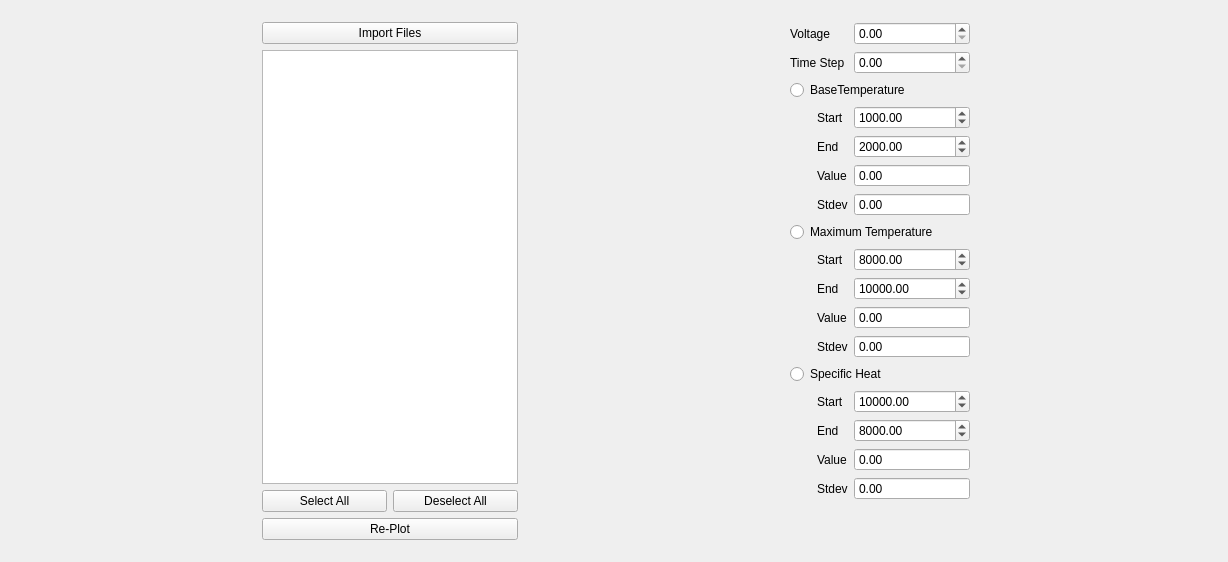
This is lowtempcal/mainwindow.ui in PatrickChin/Lab-Fast as Qt 5 draws it before an edit. The edited form follows.
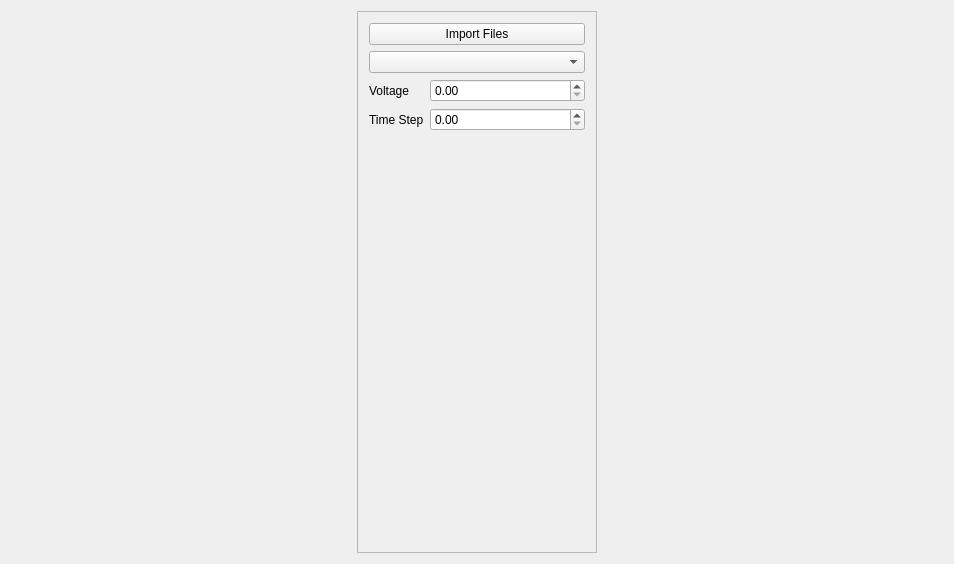
This is the edited form.

Commit message: add working span selectorkj

```diff
--- a/lowtempcal/mainwindow.ui
+++ b/lowtempcal/mainwindow.ui
@@ -6,12 +6,12 @@
    <rect>
     <x>0</x>
     <y>0</y>
-    <width>1228</width>
-    <height>562</height>
+    <width>954</width>
+    <height>564</height>
    </rect>
   </property>
   <property name="sizePolicy">
-   <sizepolicy hsizetype="Minimum" vsizetype="Minimum">
+   <sizepolicy hsizetype="Preferred" vsizetype="Minimum">
     <horstretch>0</horstretch>
     <verstretch>0</verstretch>
    </sizepolicy>
@@ -40,397 +40,89 @@
    </property>
    <layout class="QHBoxLayout" name="horizontalLayout_2">
     <item>
-     <widget class="QWidget" name="file_widget" native="true">
+     <widget class="QScrollArea" name="value_area">
       <property name="sizePolicy">
-       <sizepolicy hsizetype="Maximum" vsizetype="Preferred">
+       <sizepolicy hsizetype="Minimum" vsizetype="Expanding">
         <horstretch>0</horstretch>
         <verstretch>0</verstretch>
        </sizepolicy>
       </property>
       <property name="minimumSize">
        <size>
-        <width>150</width>
+        <width>200</width>
         <height>0</height>
        </size>
       </property>
       <property name="maximumSize">
        <size>
-        <width>16777215</width>
+        <width>240</width>
         <height>16777215</height>
        </size>
       </property>
-      <layout class="QGridLayout" name="gridLayout">
-       <item row="2" column="1">
-        <widget class="QPushButton" name="button_deselect_all">
-         <property name="text">
-          <string>Deselect All</string>
-         </property>
-        </widget>
-       </item>
-       <item row="2" column="0">
-        <widget class="QPushButton" name="button_select_all">
-         <property name="text">
-          <string>Select All</string>
-         </property>
-        </widget>
-       </item>
-       <item row="0" column="0" colspan="2">
-        <widget class="QPushButton" name="file_import_button">
-         <property name="sizePolicy">
-          <sizepolicy hsizetype="Preferred" vsizetype="Preferred">
-           <horstretch>0</horstretch>
-           <verstretch>0</verstretch>
-          </sizepolicy>
-         </property>
-         <property name="text">
-          <string>Import Files</string>
-         </property>
-        </widget>
-       </item>
-       <item row="5" column="0" colspan="2">
-        <widget class="QPushButton" name="button_replot">
-         <property name="text">
-          <string>Re-Plot</string>
-         </property>
-        </widget>
-       </item>
-       <item row="1" column="0" colspan="2">
-        <widget class="QListWidget" name="file_list">
-         <property name="sizePolicy">
-          <sizepolicy hsizetype="Preferred" vsizetype="Expanding">
-           <horstretch>0</horstretch>
-           <verstretch>0</verstretch>
-          </sizepolicy>
-         </property>
-         <property name="editTriggers">
-          <set>QAbstractItemView::NoEditTriggers</set>
-         </property>
-         <property name="selectionMode">
-          <enum>QAbstractItemView::SingleSelection</enum>
-         </property>
-        </widget>
-       </item>
-      </layout>
-     </widget>
-    </item>
-    <item>
-     <widget class="QWidget" name="value_widget" native="true">
-      <property name="sizePolicy">
-       <sizepolicy hsizetype="Maximum" vsizetype="Preferred">
-        <horstretch>0</horstretch>
-        <verstretch>0</verstretch>
-       </sizepolicy>
+      <property name="horizontalScrollBarPolicy">
+       <enum>Qt::ScrollBarAlwaysOff</enum>
       </property>
-      <property name="minimumSize">
-       <size>
-        <width>200</width>
-        <height>440</height>
-       </size>
+      <property name="widgetResizable">
+       <bool>true</bool>
       </property>
-      <layout class="QFormLayout" name="formLayout">
-       <property name="leftMargin">
-        <number>15</number>
+      <widget class="QWidget" name="value_widget">
+       <property name="geometry">
+        <rect>
+         <x>0</x>
+         <y>0</y>
+         <width>238</width>
+         <height>544</height>
+        </rect>
        </property>
-       <property name="rightMargin">
-        <number>5</number>
-       </property>
-       <item row="5" column="0" colspan="2">
-        <widget class="QRadioButton" name="tbase_radio">
-         <property name="text">
-          <string>BaseTemperature</string>
-         </property>
-        </widget>
-       </item>
-       <item row="6" column="0">
-        <widget class="QLabel" name="label_tbase_start">
-         <property name="text">
-          <string>Start</string>
-         </property>
-         <property name="alignment">
-          <set>Qt::AlignLeading|Qt::AlignLeft|Qt::AlignVCenter</set>
-         </property>
-         <property name="margin">
-          <number>0</number>
-         </property>
-         <property name="indent">
-          <number>27</number>
-         </property>
-        </widget>
-       </item>
-       <item row="6" column="1">
-        <widget class="QDoubleSpinBox" name="tbase_start">
-         <property name="maximum">
-          <double>50000.000000000000000</double>
-         </property>
-         <property name="value">
-          <double>1000.000000000000000</double>
-         </property>
-        </widget>
-       </item>
-       <item row="7" column="0">
-        <widget class="QLabel" name="label_tbase_end">
-         <property name="text">
-          <string>End</string>
-         </property>
-         <property name="indent">
-          <number>27</number>
-         </property>
-        </widget>
-       </item>
-       <item row="7" column="1">
-        <widget class="QDoubleSpinBox" name="tbase_end">
-         <property name="buttonSymbols">
-          <enum>QAbstractSpinBox::UpDownArrows</enum>
-         </property>
-         <property name="maximum">
-          <double>50000.000000000000000</double>
-         </property>
-         <property name="value">
-          <double>2000.000000000000000</double>
-         </property>
-        </widget>
-       </item>
-       <item row="8" column="0">
-        <widget class="QLabel" name="label_tbase_value">
-         <property name="text">
-          <string>Value</string>
-         </property>
-         <property name="indent">
-          <number>27</number>
-         </property>
-        </widget>
-       </item>
-       <item row="8" column="1">
-        <widget class="QDoubleSpinBox" name="tbase_value">
-         <property name="readOnly">
-          <bool>true</bool>
-         </property>
-         <property name="buttonSymbols">
-          <enum>QAbstractSpinBox::NoButtons</enum>
-         </property>
-        </widget>
-       </item>
-       <item row="9" column="0">
-        <widget class="QLabel" name="label_tbase_std">
-         <property name="text">
-          <string>Stdev</string>
-         </property>
-         <property name="indent">
-          <number>27</number>
-         </property>
-        </widget>
-       </item>
-       <item row="9" column="1">
-        <widget class="QDoubleSpinBox" name="tbase_std">
-         <property name="readOnly">
-          <bool>true</bool>
-         </property>
-         <property name="buttonSymbols">
-          <enum>QAbstractSpinBox::NoButtons</enum>
-         </property>
-        </widget>
-       </item>
-       <item row="10" column="0" colspan="2">
-        <widget class="QRadioButton" name="tmax_radio">
-         <property name="text">
-          <string>Maximum Temperature</string>
-         </property>
-        </widget>
-       </item>
-       <item row="11" column="0">
-        <widget class="QLabel" name="label_tmax_start">
-         <property name="text">
-          <string>Start</string>
-         </property>
-         <property name="indent">
-          <number>27</number>
-         </property>
-        </widget>
-       </item>
-       <item row="11" column="1">
-        <widget class="QDoubleSpinBox" name="tmax_start">
-         <property name="buttonSymbols">
-          <enum>QAbstractSpinBox::UpDownArrows</enum>
-         </property>
-         <property name="maximum">
-          <double>50000.000000000000000</double>
-         </property>
-         <property name="value">
-          <double>8000.000000000000000</double>
-         </property>
-        </widget>
-       </item>
-       <item row="12" column="0">
-        <widget class="QLabel" name="label_tmax_end">
-         <property name="text">
-          <string>End</string>
-         </property>
-         <property name="indent">
-          <number>27</number>
-         </property>
-        </widget>
-       </item>
-       <item row="12" column="1">
-        <widget class="QDoubleSpinBox" name="tmax_end">
-         <property name="maximum">
-          <double>50000.000000000000000</double>
-         </property>
-         <property name="value">
-          <double>10000.000000000000000</double>
-         </property>
-        </widget>
-       </item>
-       <item row="13" column="0">
-        <widget class="QLabel" name="label_tmax_value">
-         <property name="text">
-          <string>Value</string>
-         </property>
-         <property name="indent">
-          <number>27</number>
-         </property>
-        </widget>
-       </item>
-       <item row="13" column="1">
-        <widget class="QDoubleSpinBox" name="tmax_value">
-         <property name="readOnly">
-          <bool>true</bool>
-         </property>
-         <property name="buttonSymbols">
-          <enum>QAbstractSpinBox::NoButtons</enum>
-         </property>
-        </widget>
-       </item>
-       <item row="14" column="0">
-        <widget class="QLabel" name="label_tmax_std">
-         <property name="text">
-          <string>Stdev</string>
-         </property>
-         <property name="indent">
-          <number>27</number>
-         </property>
-        </widget>
-       </item>
-       <item row="14" column="1">
-        <widget class="QDoubleSpinBox" name="tmax_std">
-         <property name="readOnly">
-          <bool>true</bool>
-         </property>
-         <property name="buttonSymbols">
-          <enum>QAbstractSpinBox::NoButtons</enum>
-         </property>
-        </widget>
-       </item>
-       <item row="15" column="0" colspan="2">
-        <widget class="QRadioButton" name="cv_radio">
-         <property name="text">
-          <string>Specific Heat </string>
-         </property>
-        </widget>
-       </item>
-       <item row="16" column="0">
-        <widget class="QLabel" name="label_cv_start">
-         <property name="text">
-          <string>Start</string>
-         </property>
-         <property name="indent">
-          <number>27</number>
-         </property>
-        </widget>
-       </item>
-       <item row="16" column="1">
-        <widget class="QDoubleSpinBox" name="cv_start">
-         <property name="maximum">
-          <double>50000.000000000000000</double>
-         </property>
-         <property name="value">
-          <double>10000.000000000000000</double>
-         </property>
-        </widget>
-       </item>
-       <item row="17" column="0">
-        <widget class="QLabel" name="label_cv_end">
-         <property name="text">
-          <string>End</string>
-         </property>
-         <property name="indent">
-          <number>27</number>
-         </property>
-        </widget>
-       </item>
-       <item row="17" column="1">
-        <widget class="QDoubleSpinBox" name="cv_end">
-         <property name="buttonSymbols">
-          <enum>QAbstractSpinBox::UpDownArrows</enum>
-         </property>
-         <property name="maximum">
-          <double>50000.000000000000000</double>
-         </property>
-         <property name="value">
-          <double>8000.000000000000000</double>
-         </property>
-        </widget>
-       </item>
-       <item row="18" column="0">
-        <widget class="QLabel" name="label_cv_value">
-         <property name="text">
-          <string>Value</string>
-         </property>
-         <property name="indent">
-          <number>27</number>
-         </property>
-        </widget>
-       </item>
-       <item row="18" column="1">
-        <widget class="QDoubleSpinBox" name="cv_value">
-         <property name="readOnly">
-          <bool>true</bool>
-         </property>
-         <property name="buttonSymbols">
-          <enum>QAbstractSpinBox::NoButtons</enum>
-         </property>
-        </widget>
-       </item>
-       <item row="19" column="0">
-        <widget class="QLabel" name="label_cv_std">
-         <property name="text">
-          <string>Stdev</string>
-         </property>
-         <property name="indent">
-          <number>27</number>
-         </property>
-        </widget>
-       </item>
-       <item row="19" column="1">
-        <widget class="QDoubleSpinBox" name="cv_std">
-         <property name="readOnly">
-          <bool>true</bool>
-         </property>
-         <property name="buttonSymbols">
-          <enum>QAbstractSpinBox::NoButtons</enum>
-         </property>
-        </widget>
-       </item>
-       <item row="0" column="0">
-        <widget class="QLabel" name="label_voltage">
-         <property name="text">
-          <string>Voltage</string>
-         </property>
-        </widget>
-       </item>
-       <item row="0" column="1">
-        <widget class="QDoubleSpinBox" name="spinbox_voltage"/>
-       </item>
-       <item row="2" column="0">
-        <widget class="QLabel" name="label_dt">
-         <property name="text">
-          <string>Time Step</string>
-         </property>
-        </widget>
-       </item>
-       <item row="2" column="1">
-        <widget class="QDoubleSpinBox" name="spinbox_dt"/>
-       </item>
-      </layout>
+       <layout class="QFormLayout" name="value_layout">
+        <item row="2" column="0">
+         <widget class="QLabel" name="label_voltage">
+          <property name="text">
+           <string>Voltage</string>
+          </property>
+         </widget>
+        </item>
+        <item row="2" column="1">
+         <widget class="QDoubleSpinBox" name="spinbox_voltage"/>
+        </item>
+        <item row="3" column="0">
+         <widget class="QLabel" name="label_dt">
+          <property name="text">
+           <string>Time Step</string>
+          </property>
+         </widget>
+        </item>
+        <item row="3" column="1">
+         <widget class="QDoubleSpinBox" name="spinbox_dt"/>
+        </item>
+        <item row="0" column="0" colspan="2">
+         <widget class="QPushButton" name="file_import_button">
+          <property name="sizePolicy">
+           <sizepolicy hsizetype="Preferred" vsizetype="Preferred">
+            <horstretch>0</horstretch>
+            <verstretch>0</verstretch>
+           </sizepolicy>
+          </property>
+          <property name="text">
+           <string>Import Files</string>
+          </property>
+         </widget>
+        </item>
+        <item row="1" column="0" colspan="2">
+         <widget class="QComboBox" name="file_list_box"/>
+        </item>
+       </layout>
+       <zorder>label_voltage</zorder>
+       <zorder>label_dt</zorder>
+       <zorder>spinbox_voltage</zorder>
+       <zorder>spinbox_dt</zorder>
+       <zorder>label_voltage</zorder>
+       <zorder>label_dt</zorder>
+       <zorder>spinbox_voltage</zorder>
+       <zorder>spinbox_dt</zorder>
+       <zorder>file_import_button</zorder>
+       <zorder>file_list_box</zorder>
+      </widget>
      </widget>
     </item>
     <item>
```
Left out of the diff: 8 changed lines with no effect on the pictures. The commit also changes 1 other file.
